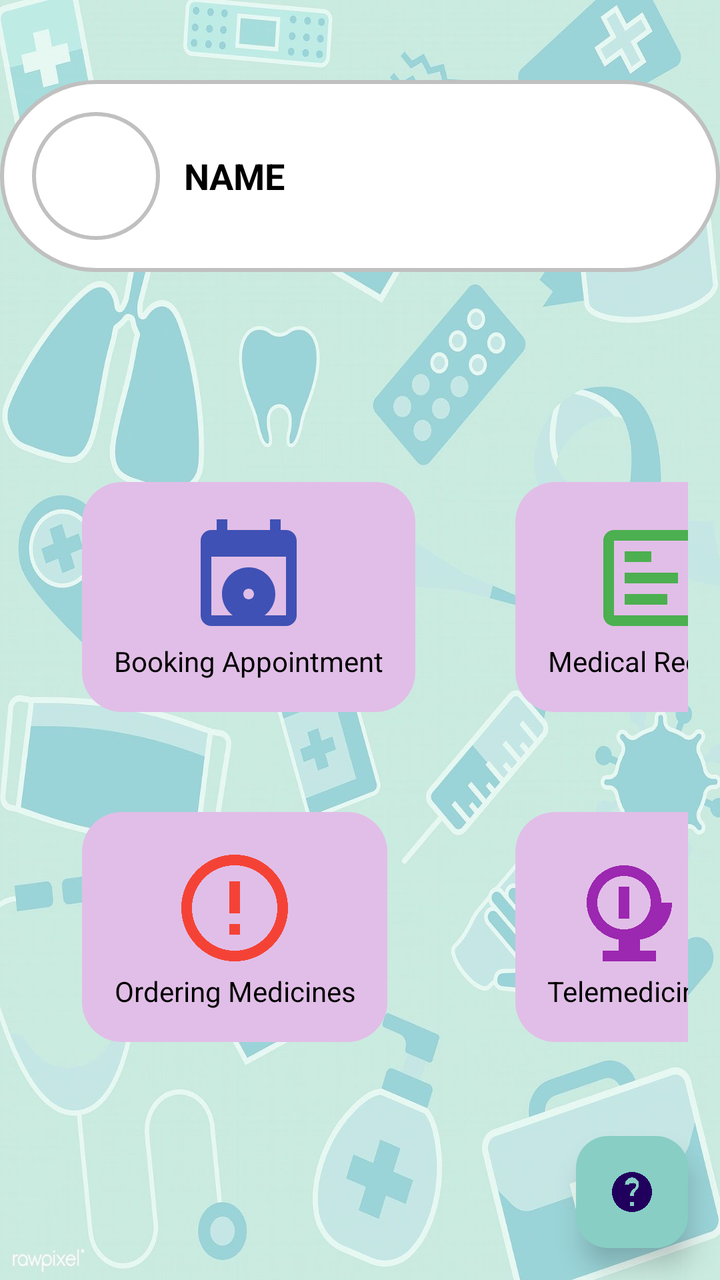
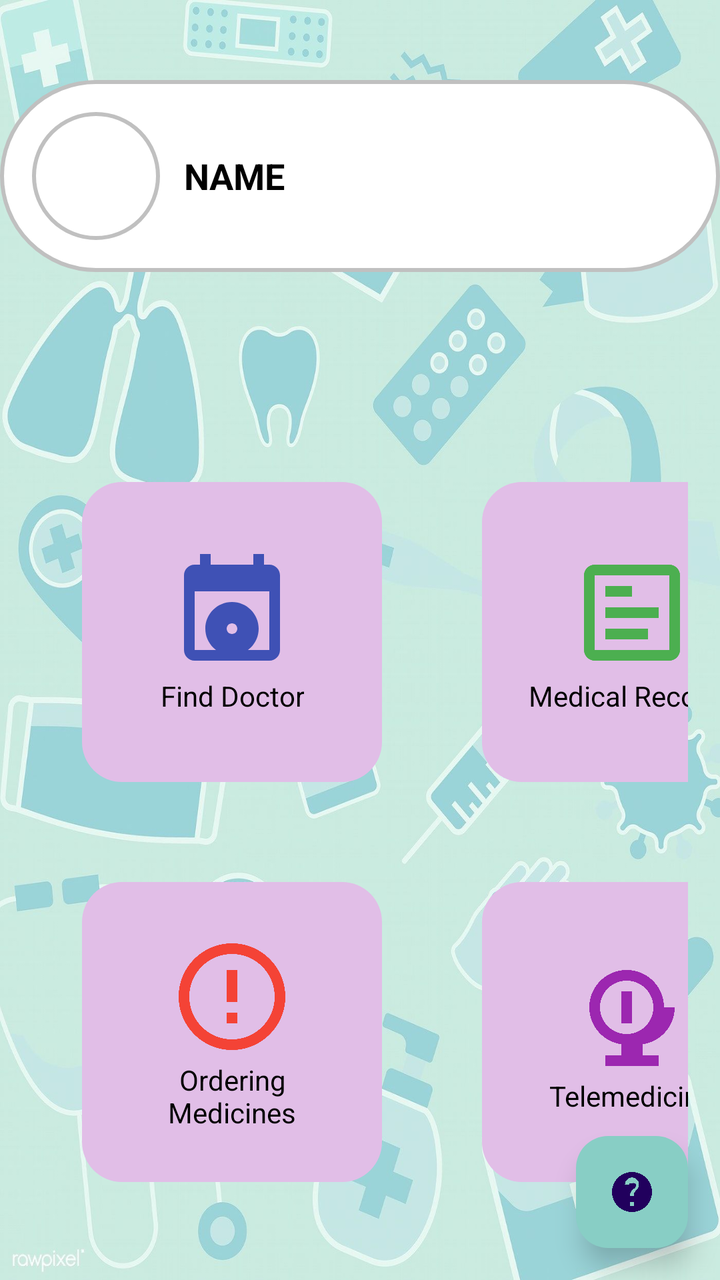

An Android layout rendered at two revisions. The XML below is the earlier revision; the diff shows what the commit changed to produce the second picture.
<!-- AndroidManifest.xml: application theme Theme.KliniKAndroid -->
<!-- res/layout/activity_patient_dashboard.xml -->
<RelativeLayout xmlns:android="http://schemas.android.com/apk/res/android"
    xmlns:app="http://schemas.android.com/apk/res-auto"
    xmlns:tools="http://schemas.android.com/tools"
    android:layout_width="match_parent"
    android:layout_height="match_parent"
    tools:context=".PatientDashboard"
    android:background="@drawable/med_background">

    <LinearLayout
        android:id="@+id/profile_section"
        android:layout_width="match_parent"
        android:layout_height="wrap_content"
        android:orientation="horizontal"
        android:padding="16dp"
        android:gravity="center_vertical"
        android:background="@drawable/circle_background"
        android:layout_alignParentTop="true"
        android:layout_marginTop="40dp">

        <ImageView
            android:id="@+id/profile_image"
            android:layout_width="64dp"
            android:layout_height="64dp"
            android:src="@drawable/ic_profile"
            android:layout_marginEnd="12dp"
            android:background="@drawable/circle_background"
            android:scaleType="centerCrop"
            android:layout_marginLeft="5dp"/>

        <TextView
            android:id="@+id/profile_name"
            android:layout_width="wrap_content"
            android:layout_height="wrap_content"
            android:text="NAME"
            android:textColor="@android:color/black"
            android:textStyle="bold"
            android:textSize="18sp" />
    </LinearLayout>


    <GridLayout
        android:id="@+id/grid_layout"
        android:layout_width="match_parent"
        android:layout_height="wrap_content"
        android:layout_marginTop="64dp"
        android:alignmentMode="alignMargins"
        android:columnCount="2"
        android:rowCount="2"
        android:padding="16dp"
        tools:ignore="NotSibling"
        android:layout_below="@id/profile_section">

        
        <LinearLayout
            android:id="@+id/btn_book_appointment"
            android:layout_width="wrap_content"
            android:layout_height="wrap_content"
            android:orientation="vertical"
            android:gravity="center"
            android:layout_margin="25dp"
            android:background="@drawable/card_background">
            <ImageView
                android:id="@+id/booking_appointment_icon"
                android:layout_width="64dp"
                android:layout_height="64dp"
                android:src="@drawable/ic_booking_appointment"
                android:contentDescription="Booking Appointment" />
            <TextView
                android:layout_width="wrap_content"
                android:layout_height="wrap_content"
                android:text="Booking Appointment"
                android:textColor="@color/black"
                android:textSize="14sp"
                android:gravity="center"/>
        </LinearLayout>

        
        <LinearLayout
            android:id="@+id/btn_order_medicine"
            android:layout_width="wrap_content"
            android:layout_height="wrap_content"
            android:orientation="vertical"
            android:gravity="center"
            android:layout_margin="25dp"
            android:background="@drawable/card_background">
            <ImageView
                android:id="@+id/medical_records_icon"
                android:layout_width="64dp"
                android:layout_height="64dp"
                android:src="@drawable/ic_medical_records"
                android:contentDescription="Medical Records" />
            <TextView
                android:layout_width="wrap_content"
                android:layout_height="wrap_content"
                android:text="Medical Records"
                android:textColor="@color/black"
                android:textSize="14sp"
                android:gravity="center"/>
        </LinearLayout>

        
        <LinearLayout
            android:id="@+id/btn_medical_records"
            android:layout_width="wrap_content"
            android:layout_height="wrap_content"
            android:orientation="vertical"
            android:gravity="center"
            android:layout_margin="25dp"
            android:background="@drawable/card_background">
            <ImageView
                android:id="@+id/ordering_medicine_icon"
                android:layout_width="64dp"
                android:layout_height="64dp"
                android:src="@drawable/ic_order_medicine"
                android:contentDescription="Ordering Medicines" />
            <TextView
                android:layout_width="wrap_content"
                android:layout_height="wrap_content"
                android:text="Ordering Medicines"
                android:textColor="@color/black"
                android:textSize="14sp"
                android:gravity="center"/>
        </LinearLayout>

        
        <LinearLayout
            android:id="@+id/btn_telemedicine"
            android:layout_width="wrap_content"
            android:layout_height="wrap_content"
            android:orientation="vertical"
            android:gravity="center"
            android:layout_margin="25dp"
            android:background="@drawable/card_background">
            <ImageView
                android:id="@+id/telemedicine_icon"
                android:layout_width="64dp"
                android:layout_height="64dp"
                android:src="@drawable/ic_telemedicine"
                android:contentDescription="Telemedicine" />
            <TextView
                android:layout_width="wrap_content"
                android:layout_height="wrap_content"
                android:text="Telemedicine"
                android:textColor="@color/black"
                android:textSize="14sp"
                android:gravity="center"/>

        </LinearLayout>

    </GridLayout>

    
    <com.google.android.material.floatingactionbutton.FloatingActionButton
        android:id="@+id/btn_chatbot"
        android:layout_width="wrap_content"
        android:layout_height="wrap_content"
        android:src="@drawable/ic_chatbot"
        android:contentDescription="Chatbot"
        android:layout_alignParentBottom="true"
        android:layout_alignParentEnd="true"
        android:layout_marginBottom="16dp"
        android:layout_marginEnd="16dp"
        app:backgroundTint="@color/colorAccent"
        app:elevation="8dp" />

</RelativeLayout>
<!-- resources referenced by this layout -->
<resources>
  <color name="black">#FF000000</color>
  <color name="colorAccent">#88CEC5</color>
  <!-- drawable card_background (drawable) -->
  <shape xmlns:android="http://schemas.android.com/apk/res/android">
      <solid android:color="#E1BEE7"/>  
      <corners android:radius="20dp"/>
      <padding
          android:left="16dp"
          android:top="16dp"
          android:right="16dp"
          android:bottom="16dp"/>
  </shape>
  <!-- drawable circle_background (drawable) -->
  <?xml version="1.0" encoding="utf-8"?>
  <shape xmlns:android="http://schemas.android.com/apk/res/android">
      <solid android:color="#FFFFFF" /> 
      <corners android:radius="50dp" /> 
      <stroke
          android:width="2dp"
          android:color="#C0C0C0" /> 
  </shape>
  <!-- drawable ic_booking_appointment (drawable) -->
  <vector xmlns:android="http://schemas.android.com/apk/res/android"
      android:width="24dp"
      android:height="24dp"
      android:viewportWidth="24"
      android:viewportHeight="24">
      <path
          android:fillColor="#3F51B5"
          android:pathData="M19,3h-1V1h-2v2H8V1H6v2H5c-1.11,0 -2,0.9 -2,2v14c0,1.1 0.89,2 2,2h14c1.1,0 2,-0.9 2,-2V5c0,-1.1 -0.9,-2 -2,-2zM19,19H5V8h14v11zM12,10c-2.76,0 -5,2.24 -5,5s2.24,5 5,5 5,-2.24 5,-5 -2.24,-5 -5,-5zM12,16c-0.55,0 -1,-0.45 -1,-1s0.45,-1 1,-1 1,0.45 1,1 -0.45,1 -1,1z"/>
  </vector>
  <!-- drawable ic_chatbot (drawable) -->
  <vector xmlns:android="http://schemas.android.com/apk/res/android"
      android:width="100dp"
      android:height="100dp"
      android:viewportWidth="24"
      android:viewportHeight="24">
      <path
          android:fillColor="#000000"
          android:pathData="M12,2C6.48,2 2,6.48 2,12s4.48,10 10,10 10,-4.48 10,-10S17.52,2 12,2zm1,17h-2v-2h2v2zm1.07,-7.75c-0.9,0.83 -1.07,1.25 -1.07,2.75h-2c0,-2.5 1.5,-3.18 2.43,-4 0.54,-0.5 0.57,-1.19 0.57,-1.25 0,-0.66 -0.57,-1.25 -1.25,-1.25S10.5,7.59 10.5,8.25H8.5c0,-2 1.79,-3.5 3.5,-3.5s3.5,1.5 3.5,3.5c0,0.97 -0.39,1.82 -1.43,2.75z"/>
  </vector>
  <!-- drawable ic_medical_records (drawable) -->
  <vector xmlns:android="http://schemas.android.com/apk/res/android"
      android:width="24dp"
      android:height="24dp"
      android:viewportWidth="24"
      android:viewportHeight="24">
      <path
          android:fillColor="#4CAF50"
          android:pathData="M19,3H5c-1.1,0 -2,0.9 -2,2v14c0,1.1 0.9,2 2,2h14c1.1,0 2,-0.9 2,-2V5c0,-1.1 -0.9,-2 -2,-2zm0,16H5V5h14v14zM7,7h5v2H7V7zm0,4h10v2H7v-2zm0,4h8v2H7v-2z"/>
  </vector>
  <!-- drawable ic_order_medicine (drawable) -->
  <vector xmlns:android="http://schemas.android.com/apk/res/android"
      android:width="24dp"
      android:height="24dp"
      android:viewportWidth="24"
      android:viewportHeight="24">
      <path
          android:fillColor="#F44336"
          android:pathData="M12,2c-5.52,0 -10,4.48 -10,10s4.48,10 10,10 10,-4.48 10,-10S17.52,2 12,2zm0,18c-4.41,0 -8,-3.59 -8,-8s3.59,-8 8,-8 8,3.59 8,8 -3.59,8 -8,8zm-1,-13h2v6h-2zm0,8h2v2h-2z"/>
  </vector>
  <!-- drawable ic_profile (drawable) -->
  <?xml version="1.0" encoding="utf-8"?>
  <selector xmlns:android="http://schemas.android.com/apk/res/android">
  
  </selector>
  <!-- drawable ic_telemedicine (drawable) -->
  <vector xmlns:android="http://schemas.android.com/apk/res/android"
      android:width="24dp"
      android:height="24dp"
      android:viewportWidth="24"
      android:viewportHeight="24">
      <path
          android:fillColor="#9C27B0"
          android:pathData="M18,11c0,-3.87 -3.13,-7 -7,-7s-7,3.13 -7,7c0,3.53 2.61,6.43 6,6.92v2.08H7v2h10v-2h-3v-2.08c3.39,-0.49 6,-3.39 6,-6.92zm-7,5c-2.76,0 -5,-2.24 -5,-5s2.24,-5 5,-5 5,2.24 5,5 -2.24,5 -5,5zm-1,-4h2v-4h-2v4zm0,2h2v-2h-2v2z"/>
  </vector>
  <!-- drawable med_background: jpg bitmap (drawable, 141928 bytes) -->
  <style name="Theme.KliniKAndroid" parent="Base.Theme.KliniKAndroid" />
  <style name="Base.Theme.KliniKAndroid" parent="Theme.Material3.DayNight.NoActionBar">
          
          
      </style>
</resources>

<!-- the commit's change to res/layout/activity_patient_dashboard.xml (unified diff, before → after) -->
@@ -53,8 +53,8 @@
         
         <LinearLayout
             android:id="@+id/btn_book_appointment"
-            android:layout_width="wrap_content"
-            android:layout_height="wrap_content"
+            android:layout_width="150dp"
+            android:layout_height="150dp"
             android:orientation="vertical"
             android:gravity="center"
             android:layout_margin="25dp"
@@ -68,7 +68,7 @@
             <TextView
                 android:layout_width="wrap_content"
                 android:layout_height="wrap_content"
-                android:text="Booking Appointment"
+                android:text="Find Doctor"
                 android:textColor="@color/black"
                 android:textSize="14sp"
                 android:gravity="center"/>
@@ -77,8 +77,8 @@
         
         <LinearLayout
             android:id="@+id/btn_order_medicine"
-            android:layout_width="wrap_content"
-            android:layout_height="wrap_content"
+            android:layout_width="150dp"
+            android:layout_height="150dp"
             android:orientation="vertical"
             android:gravity="center"
             android:layout_margin="25dp"
@@ -101,8 +101,8 @@
         
         <LinearLayout
             android:id="@+id/btn_medical_records"
-            android:layout_width="wrap_content"
-            android:layout_height="wrap_content"
+            android:layout_width="150dp"
+            android:layout_height="150dp"
             android:orientation="vertical"
             android:gravity="center"
             android:layout_margin="25dp"
@@ -125,8 +125,8 @@
         
         <LinearLayout
             android:id="@+id/btn_telemedicine"
-            android:layout_width="wrap_content"
-            android:layout_height="wrap_content"
+            android:layout_width="150dp"
+            android:layout_height="150dp"
             android:orientation="vertical"
             android:gravity="center"
             android:layout_margin="25dp"
